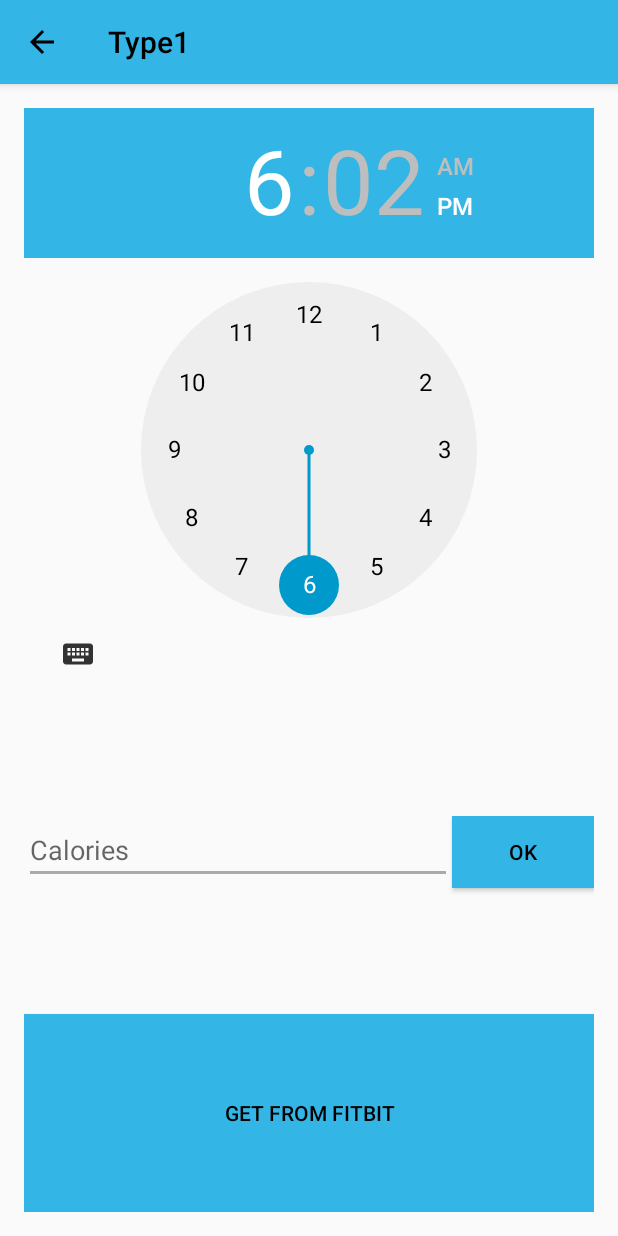
After one commit to rhythm003/Type1, an Android app: the CalActivity screen opened directly, with no data from a screen before it, on a phone screen of 412 x 824 dp. The commit adds this screen. Run offline under Robolectric (Android 15) with nearby library versions, the phone set to English and light mode, and no system bars.

Commit message:
added local cal_table and cal_activity to input calorie intake

```diff
--- /dev/null
+++ b/app/src/main/java/com/rhythm003/type1/CalActivity.java
@@ -0,0 +1,64 @@
+package com.rhythm003.type1;
+
+import android.annotation.TargetApi;
+import android.content.Intent;
+import android.net.Uri;
+import android.os.Build;
+import android.support.annotation.RequiresApi;
+import android.support.customtabs.CustomTabsIntent;
+import android.support.v7.app.AppCompatActivity;
+import android.os.Bundle;
+import android.util.Log;
+import android.view.View;
+import android.widget.Button;
+import android.widget.EditText;
+import android.widget.TimePicker;
+import android.widget.Toast;
+
+import com.rhythm003.help.DbHelper;
+
+public class CalActivity extends AppCompatActivity {
+    private Button btn_fitbit;
+    private EditText et_cal;
+    private Button btn_send;
+    private TimePicker tp;
+    private DbHelper dbHelper = new DbHelper(this);
+    @Override
+    protected void onCreate(Bundle savedInstanceState) {
+        super.onCreate(savedInstanceState);
+        setContentView(R.layout.activity_cal);
+        et_cal = (EditText) findViewById(R.id.cal_et_calnum);
+        btn_send = (Button) findViewById(R.id.cal_btn_send);
+        btn_fitbit = (Button) findViewById(R.id.cal_btn_fitbit);
+        tp = (TimePicker) findViewById(R.id.cal_tp);
+        Intent intent = getIntent();
+        Uri data = intent.getData();
+        if(data != null) {
+            //Toast.makeText(this, data.getQueryParameter("calories"), Toast.LENGTH_LONG).show();
+            et_cal.setText(data.getQueryParameter("calories"));
+        }
+        btn_fitbit.setOnClickListener(new View.OnClickListener() {
+            @Override
+            public void onClick(View view) {
+                String url = "http://rhythm003.noip.me:8080/fitbitapi/signin.php";
+                CustomTabsIntent.Builder builder = new CustomTabsIntent.Builder();
+                CustomTabsIntent customTabsIntent = builder.build();
+                customTabsIntent.launchUrl(CalActivity.this, Uri.parse(url));
+            }
+        });
+        btn_send.setOnClickListener(new View.OnClickListener() {
+            @RequiresApi(api = Build.VERSION_CODES.M)
+            @Override
+            public void onClick(View view) {
+                try {
+                    dbHelper.insertCal(Integer.parseInt(et_cal.getText().toString().trim()), Integer.toString(tp.getHour()) + ":" + Integer.toString(tp.getMinute()));
+                    et_cal.setText("");
+                    Toast.makeText(getApplicationContext(), "Saved", Toast.LENGTH_SHORT).show();
+                }catch (Exception e) {
+                    Log.e("CAL_ACTIVITY", e.getMessage());
+                }
+            }
+        });
+
+    }
+}
--- /dev/null
+++ b/app/src/main/res/layout/activity_cal.xml
@@ -0,0 +1,56 @@
+<?xml version="1.0" encoding="utf-8"?>
+<LinearLayout xmlns:android="http://schemas.android.com/apk/res/android"
+    xmlns:tools="http://schemas.android.com/tools"
+    android:id="@+id/activity_cal"
+    android:layout_width="match_parent"
+    android:layout_height="match_parent"
+    android:paddingBottom="@dimen/activity_vertical_margin"
+    android:paddingLeft="@dimen/activity_horizontal_margin"
+    android:paddingRight="@dimen/activity_horizontal_margin"
+    android:paddingTop="@dimen/activity_vertical_margin"
+    android:orientation="vertical"
+    tools:context="com.rhythm003.type1.CalActivity">
+
+    <TimePicker
+        android:layout_width="match_parent"
+        android:layout_height="wrap_content"
+        android:id="@+id/cal_tp"
+        android:layout_weight="1"
+        style="@style/AppThemeAC"
+        android:amPmBackgroundColor="@android:color/holo_blue_dark"
+        android:headerBackground="@android:color/holo_blue_light"
+        android:numbersSelectorColor="?attr/colorPrimaryDark" />
+
+    <LinearLayout
+        android:orientation="horizontal"
+        android:layout_width="match_parent"
+        android:layout_height="wrap_content"
+        android:layout_weight="1">
+
+        <EditText
+            android:layout_width="fill_parent"
+            android:layout_height="wrap_content"
+            android:inputType="number"
+            android:ems="10"
+            android:id="@+id/cal_et_calnum"
+            android:hint="Calories"
+            android:layout_weight="1" />
+
+        <Button
+            android:text="Ok"
+            android:layout_width="fill_parent"
+            android:layout_height="wrap_content"
+            android:id="@+id/cal_btn_send"
+            android:layout_weight="3"
+            android:background="@android:color/holo_blue_light" />
+    </LinearLayout>
+
+    <Button
+        android:text="Get from Fitbit"
+        android:layout_width="match_parent"
+        android:layout_height="wrap_content"
+        android:id="@+id/cal_btn_fitbit"
+        android:layout_weight="1"
+        android:background="@android:color/holo_blue_light" />
+
+</LinearLayout>
```
Also changed, not shown: app/src/main/AndroidManifest.xml (+23 -14 lines), app/src/main/java/com/rhythm003/help/DbHelper.java (+18 -2 lines), app/src/main/java/com/rhythm003/type1/MainActivity.java (+11 -10 lines).
